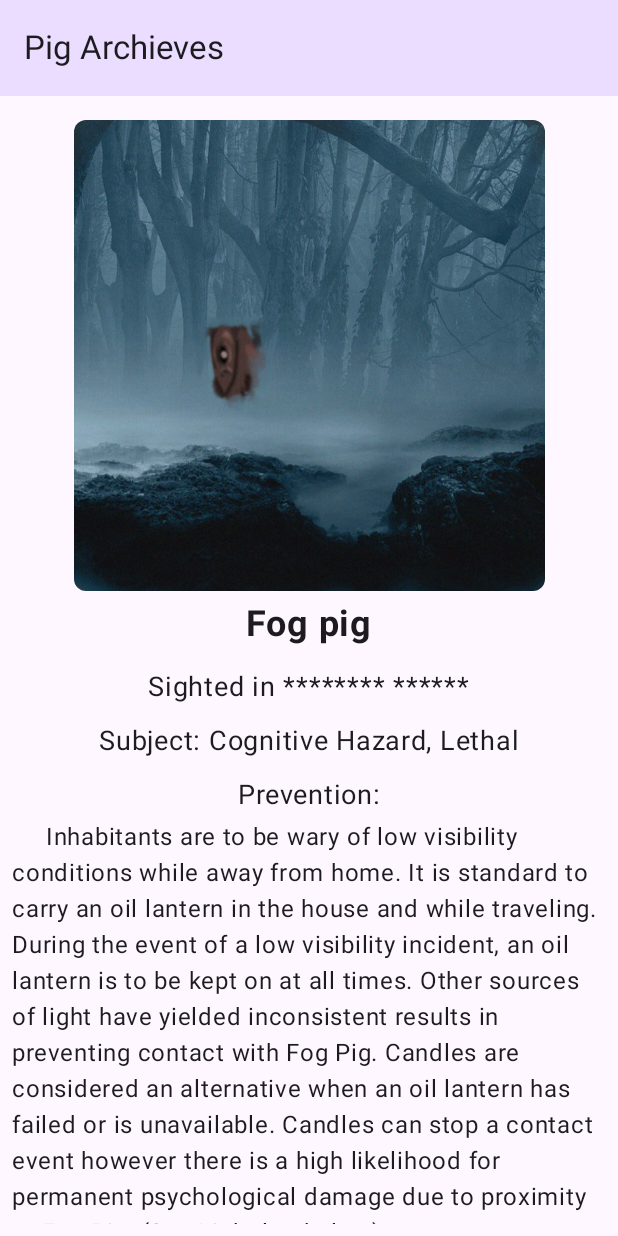
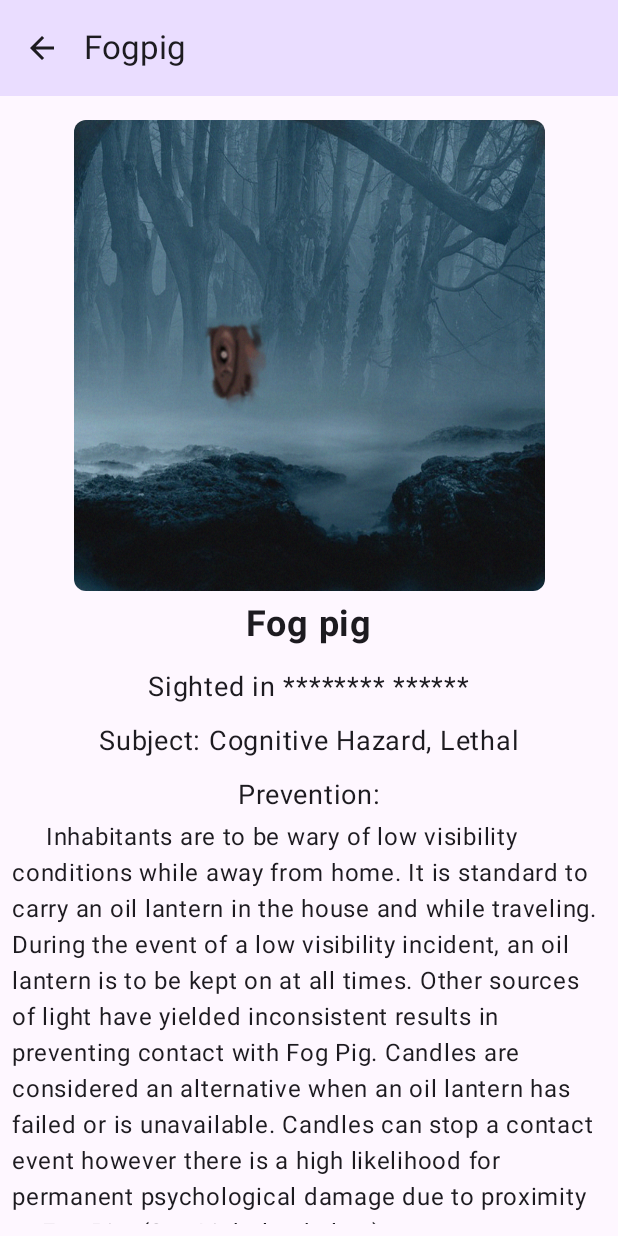
Before and after one commit to MegaBreadbox/Art_Gallery, an Android app built with Jetpack Compose: the screen it shows after launch (MainActivity), after a tap on "Fog pig", on a phone screen of 412 x 824 dp. Run offline under Robolectric (Android 15) with nearby library versions, the phone set to English and light mode, and no system bars.

Commit message:
Back button works

```diff
--- a/app/src/main/java/com/example/artgallery/MainActivity.kt
+++ b/app/src/main/java/com/example/artgallery/MainActivity.kt
@@ -7,7 +7,6 @@ import androidx.compose.foundation.Image
 import androidx.compose.foundation.clickable
 import androidx.compose.foundation.layout.Arrangement
 import androidx.compose.foundation.layout.Column
-import androidx.compose.foundation.layout.Row
 import androidx.compose.foundation.layout.fillMaxSize
 import androidx.compose.foundation.layout.fillMaxWidth
 import androidx.compose.foundation.layout.padding
@@ -19,10 +18,6 @@ import androidx.compose.foundation.shape.RoundedCornerShape
 import androidx.compose.foundation.verticalScroll
 import androidx.compose.material.icons.Icons
 import androidx.compose.material.icons.filled.ArrowBack
-import androidx.compose.material.icons.outlined.ArrowBack
-import androidx.compose.material.icons.outlined.ArrowForward
-import androidx.compose.material.icons.rounded.ArrowBack
-import androidx.compose.material3.Button
 import androidx.compose.material3.Card
 import androidx.compose.material3.ExperimentalMaterial3Api
 import androidx.compose.material3.Icon
@@ -34,6 +29,7 @@ import androidx.compose.material3.Text
 import androidx.compose.material3.TopAppBar
 import androidx.compose.material3.TopAppBarDefaults
 import androidx.compose.runtime.Composable
+import androidx.compose.runtime.getValue
 import androidx.compose.ui.Alignment
 import androidx.compose.ui.Modifier
 import androidx.compose.ui.draw.clip
@@ -46,6 +42,7 @@ import androidx.compose.ui.unit.sp
 import androidx.navigation.NavHostController
 import androidx.navigation.compose.NavHost
 import androidx.navigation.compose.composable
+import androidx.navigation.compose.currentBackStackEntryAsState
 import androidx.navigation.compose.rememberNavController
 import com.example.artgallery.data.DataSource
 import com.example.artgallery.model.PigCard
@@ -67,15 +64,17 @@ class MainActivity : ComponentActivity() {
         }
     }
 }
+
 @OptIn(ExperimentalMaterial3Api::class)
 @Composable
 fun ArtAppBar(
     canNavigateBack: Boolean,
     navigateUp: () -> Unit,
+    currentScreen: PigScreen,
     modifier: Modifier = Modifier
 ){
     TopAppBar(
-        title = { Text("Pig Archieves") },
+        title = { Text(currentScreen.name)},
         colors = TopAppBarDefaults.mediumTopAppBarColors(
             containerColor = MaterialTheme.colorScheme.primaryContainer
         ),
@@ -94,28 +93,38 @@ fun ArtAppBar(
     )
 }
 
+
 @OptIn(ExperimentalMaterial3Api::class)
 @Composable
 fun ArtLayout(
     modifier: Modifier = Modifier,
     navController: NavHostController = rememberNavController(),
 ) {
+    val backStackEntry by navController.currentBackStackEntryAsState()
+    val currentScreen = PigScreen.valueOf(
+        backStackEntry?.destination?.route ?: PigScreen.Piglist.name
+    )
     Scaffold(
         topBar = {
             ArtAppBar(
                 canNavigateBack = navController.previousBackStackEntry != null,
-                navigateUp = { navController.navigateUp() }
+                navigateUp = { navController.navigateUp() },
+                currentScreen = currentScreen
             )
         }
     ){contentPadding ->
         Column(modifier.padding(contentPadding)) {
+
             NavHost(
                 navController = navController,
                 startDestination = PigScreen.Piglist.name,
                 modifier = Modifier
             ) {
                 composable(route = PigScreen.Piglist.name) {
-                    PigCardList(pigList = DataSource.Pigs, navController = navController)
+                    PigCardList(
+                        pigList = DataSource.Pigs,
+                        onClick = { navController.navigate(it) }
+                    )
                 }
 
                 composable(route = PigScreen.Fogpig.name) {
@@ -210,37 +219,7 @@ private fun ArtAndDescription(
     }
 }
 //Lambdas are placed above modifier
-@Composable
-private fun ButtonRow(
-    incrementCounter: () -> Unit,
-    decrementCounter: () -> Unit,
-    modifier: Modifier = Modifier
-){
-    Row(
-        horizontalArrangement = Arrangement.SpaceBetween,
-        modifier = modifier
-            .padding(top = 24.dp)
-            .padding(bottom = 8.dp)
-            .padding(horizontal = 16.dp)
-            .fillMaxWidth()
 
-    ){
-        //When using a button you have to define a composable within
-        //Spent about an hour debugging a lambda syntax error. Yep
-        Button(onClick = decrementCounter) {
-            Icon(
-                Icons.Outlined.ArrowBack,
-                contentDescription = stringResource(id = R.string.arrow_back_description),
-            )
-        }
-        Button(onClick = incrementCounter) {
-            Icon(
-                Icons.Outlined.ArrowForward,
-                contentDescription = stringResource(id = R.string.arrow_forward_description)
-            )
-        }
-    }
-}
 
 //Want to define a box for art and description and
 //a row for the buttons
@@ -250,12 +229,12 @@ private fun ButtonRow(
 fun PigCardLayout(
     pig: PigCard,
     index: Int,
-    navController: NavHostController,
+    onClick: (String) -> Unit,
     modifier: Modifier = Modifier
 ){
     Card(modifier = modifier
         .fillMaxWidth()
-        .clickable { navController.navigate(PigScreen.values().drop(1)[index].name) }
+        .clickable { onClick(PigScreen.values().drop(1)[index].name) }
 
     ){
         Column{
@@ -276,7 +255,7 @@ fun PigCardLayout(
 @Composable
 fun PigCardList(
     pigList: List<PigCard>,
-    navController: NavHostController,
+    onClick: (String) -> Unit,
     modifier: Modifier = Modifier
 
 ){
@@ -286,7 +265,7 @@ fun PigCardList(
     ){
 
         itemsIndexed(pigList){index,PigCard ->
-            PigCardLayout(PigCard, index, navController)
+            PigCardLayout(PigCard, index, onClick)
         }
     }
 }
```
